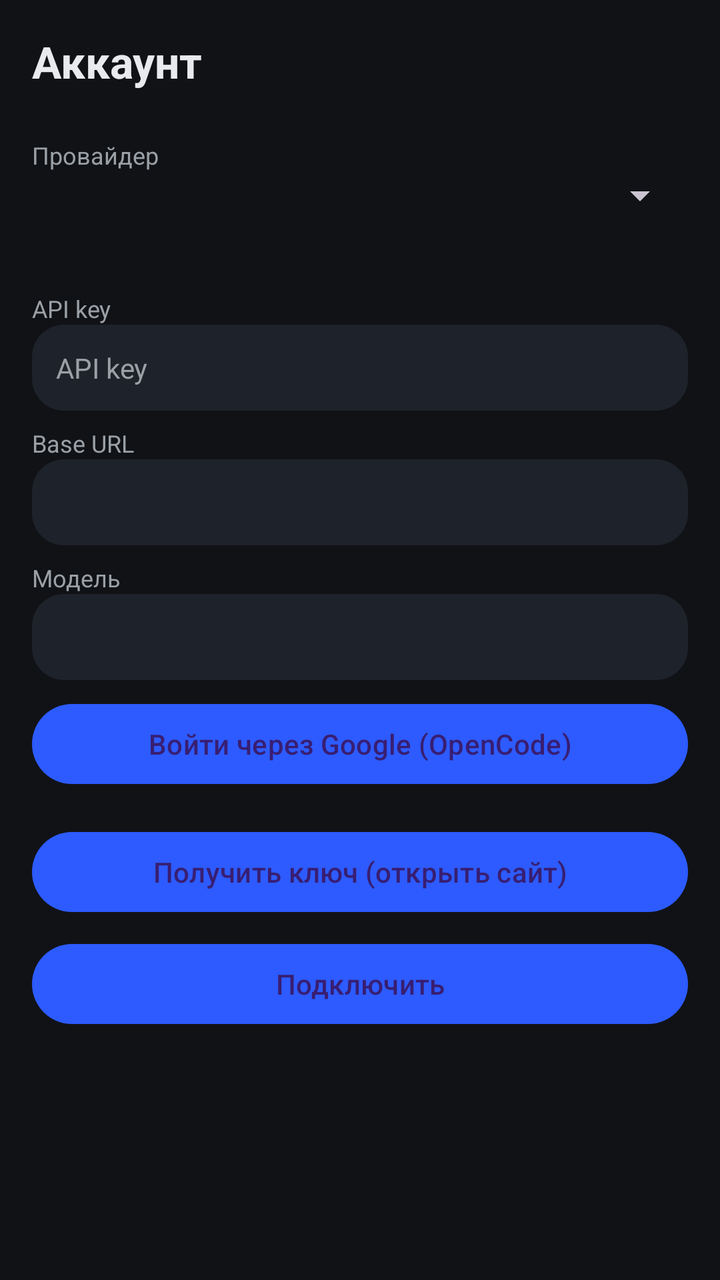
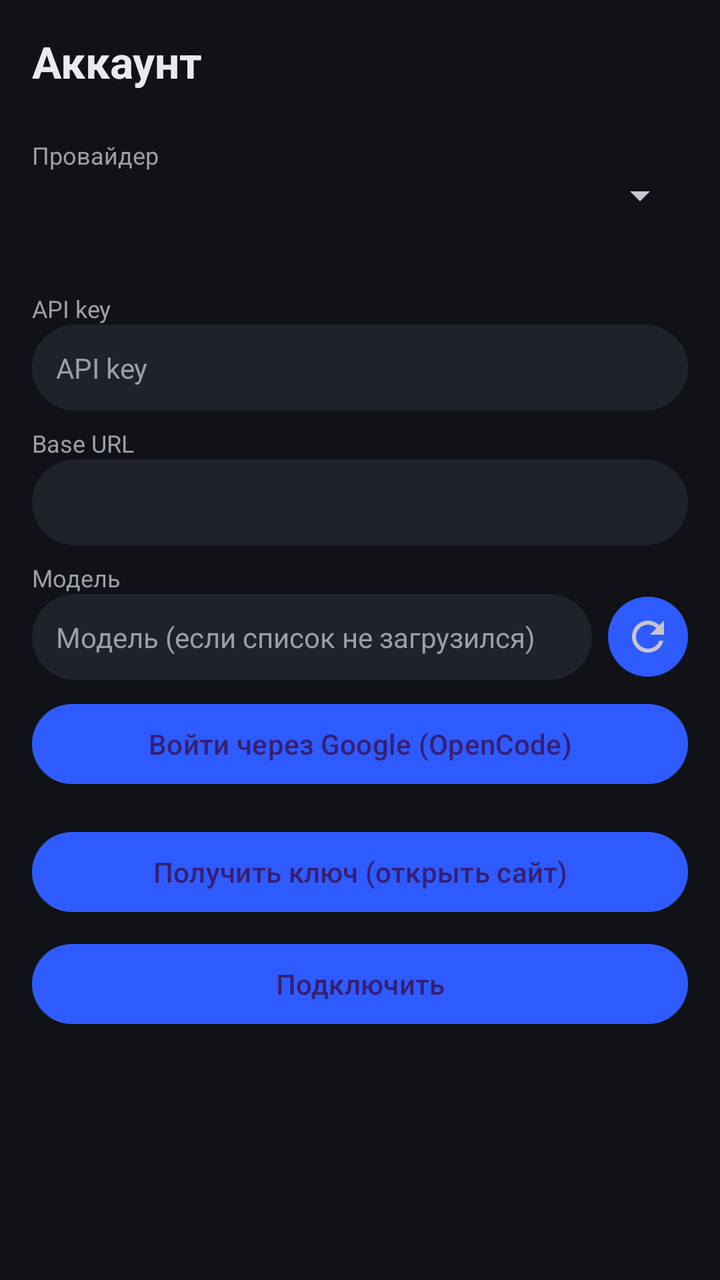

Two renders of the same Android screen: before a commit and after it. Below are the layout's source before the change and the commit's diff.
<!-- AndroidManifest.xml: application theme Theme.Agent -->
<!-- res/layout/activity_account.xml -->
<?xml version="1.0" encoding="utf-8"?>
<ScrollView xmlns:android="http://schemas.android.com/apk/res/android"
    android:layout_width="match_parent"
    android:layout_height="match_parent"
    android:background="@color/chat_background"
    android:fillViewport="true">

    <LinearLayout
        android:layout_width="match_parent"
        android:layout_height="wrap_content"
        android:orientation="vertical"
        android:padding="16dp">

        <TextView
            android:layout_width="wrap_content"
            android:layout_height="wrap_content"
            android:text="@string/account"
            android:textColor="@color/text_primary"
            android:textSize="22sp"
            android:textStyle="bold"
            android:paddingBottom="16dp" />

        <TextView style="@style/FieldLabel" android:text="@string/provider" />
        <Spinner
            android:id="@+id/spinnerProvider"
            android:layout_width="match_parent"
            android:layout_height="wrap_content"
            android:paddingBottom="8dp" />

        <TextView
            android:id="@+id/accountHint"
            android:layout_width="match_parent"
            android:layout_height="wrap_content"
            android:textColor="@color/text_secondary"
            android:textSize="12sp"
            android:paddingBottom="12dp" />

        <LinearLayout
            android:id="@+id/secKeyBased"
            android:layout_width="match_parent"
            android:layout_height="wrap_content"
            android:orientation="vertical">

            <TextView style="@style/FieldLabel" android:text="@string/api_key" />
            <EditText
                android:id="@+id/etAccountKey"
                style="@style/FieldInput"
                android:hint="API key"
                android:inputType="textPassword" />

            <TextView style="@style/FieldLabel" android:text="@string/base_url" />
            <EditText android:id="@+id/etAccountUrl" style="@style/FieldInput" />

            <TextView style="@style/FieldLabel" android:text="@string/model" />
            <EditText android:id="@+id/etAccountModel" style="@style/FieldInput" />
        </LinearLayout>

        <LinearLayout
            android:id="@+id/secOpencode"
            android:layout_width="match_parent"
            android:layout_height="wrap_content"
            android:orientation="vertical"
            android:visibility="gone">

            <TextView style="@style/FieldLabel" android:text="Workspace" />
            <Spinner
                android:id="@+id/spinnerOrg"
                android:layout_width="match_parent"
                android:layout_height="wrap_content"
                android:paddingBottom="8dp"
                android:visibility="gone" />

            <TextView style="@style/FieldLabel" android:text="@string/model" />
            <Spinner
                android:id="@+id/spinnerModel"
                android:layout_width="match_parent"
                android:layout_height="wrap_content"
                android:paddingBottom="8dp"
                android:visibility="gone" />

            <TextView
                android:id="@+id/tvLoginStatus"
                android:layout_width="match_parent"
                android:layout_height="wrap_content"
                android:paddingTop="8dp"
                android:paddingBottom="8dp"
                android:textColor="@color/text_primary"
                android:textSize="13sp" />
        </LinearLayout>

        <Button
            android:id="@+id/btnOpenLogin"
            android:layout_width="match_parent"
            android:layout_height="wrap_content"
            android:layout_marginTop="16dp"
            android:text="@string/open_login"
            android:visibility="gone" />

        <Button
            android:id="@+id/btnGoogleLogin"
            android:layout_width="match_parent"
            android:layout_height="wrap_content"
            android:layout_marginTop="8dp"
            android:text="@string/google_login" />

        <Button
            android:id="@+id/btnGetKey"
            android:layout_width="match_parent"
            android:layout_height="wrap_content"
            android:layout_marginTop="16dp"
            android:text="@string/get_key" />

        <Button
            android:id="@+id/btnSaveAccount"
            android:layout_width="match_parent"
            android:layout_height="wrap_content"
            android:layout_marginTop="8dp"
            android:text="@string/connect" />
    </LinearLayout>
</ScrollView>
<!-- resources referenced by this layout -->
<resources>
  <color name="chat_background">#101216</color>
  <color name="text_primary">#E8EAED</color>
  <color name="text_secondary">#9AA0A6</color>
  <string name="account">Аккаунт</string>
  <string name="api_key">API key</string>
  <string name="base_url">Base URL</string>
  <string name="connect">Подключить</string>
  <string name="get_key">Получить ключ (открыть сайт)</string>
  <string name="google_login">Войти через Google (OpenCode)</string>
  <string name="model">Модель</string>
  <string name="open_login">Открыть страницу входа</string>
  <string name="provider">Провайдер</string>
  <style name="FieldInput">
          <item name="android:layout_width">match_parent</item>
          <item name="android:layout_height">wrap_content</item>
          <item name="android:background">@drawable/bg_input</item>
          <item name="android:padding">12dp</item>
          <item name="android:textColor">@color/text_primary</item>
          <item name="android:textColorHint">@color/text_secondary</item>
          <item name="android:textSize">14sp</item>
      </style>
  <style name="FieldLabel">
          <item name="android:layout_width">match_parent</item>
          <item name="android:layout_height">wrap_content</item>
          <item name="android:textColor">@color/text_secondary</item>
          <item name="android:textSize">12sp</item>
          <item name="android:paddingTop">8dp</item>
      </style>
  <style name="Theme.Agent" parent="Theme.Material3.Dark.NoActionBar">
          <item name="android:windowBackground">@color/chat_background</item>
          <item name="colorPrimary">@color/bubble_user</item>
      </style>
  <!-- drawable bg_input (drawable) -->
  <?xml version="1.0" encoding="utf-8"?>
  <shape xmlns:android="http://schemas.android.com/apk/res/android">
      <solid android:color="#1E222A" />
      <corners android:radius="16dp" />
  </shape>
  <color name="bubble_user">#2D5BFF</color>
</resources>

<!-- the commit's change to res/layout/activity_account.xml (unified diff, before → after) -->
@@ -52,7 +52,32 @@
             <EditText android:id="@+id/etAccountUrl" style="@style/FieldInput" />
 
             <TextView style="@style/FieldLabel" android:text="@string/model" />
-            <EditText android:id="@+id/etAccountModel" style="@style/FieldInput" />
+            <LinearLayout
+                android:layout_width="match_parent"
+                android:layout_height="wrap_content"
+                android:orientation="horizontal"
+                android:gravity="center_vertical">
+
+                <AutoCompleteTextView
+                    android:id="@+id/etAccountModel"
+                    style="@style/FieldInput"
+                    android:layout_width="0dp"
+                    android:layout_weight="1"
+                    android:layout_height="wrap_content"
+                    android:completionThreshold="1"
+                    android:hint="@string/model_fallback"
+                    android:inputType="text" />
+
+                <ImageButton
+                    android:id="@+id/btnRefreshModels"
+                    android:layout_width="40dp"
+                    android:layout_height="40dp"
+                    android:layout_marginStart="8dp"
+                    android:background="@drawable/bg_send"
+                    android:contentDescription="@string/model"
+                    android:padding="8dp"
+                    android:src="@drawable/ic_refresh" />
+            </LinearLayout>
         </LinearLayout>
 
         <LinearLayout
<!-- resource entries referenced after the edit -->
@@ -3,6 +3,22 @@
   <color name="chat_background">#101216</color>
   <color name="text_primary">#E8EAED</color>
   <color name="text_secondary">#9AA0A6</color>
+  <!-- drawable bg_send (drawable) -->
+  <?xml version="1.0" encoding="utf-8"?>
+  <shape xmlns:android="http://schemas.android.com/apk/res/android" android:shape="oval">
+      <solid android:color="@color/bubble_user" />
+  </shape>
+  <!-- drawable ic_refresh (drawable) -->
+  <vector xmlns:android="http://schemas.android.com/apk/res/android"
+      android:width="24dp"
+      android:height="24dp"
+      android:viewportWidth="24"
+      android:viewportHeight="24"
+      android:tint="?attr/colorControlNormal">
+      <path
+          android:fillColor="@android:color/white"
+          android:pathData="M17.65,6.35C16.2,4.9 14.21,4 12,4c-4.42,0 -7.99,3.58 -7.99,8s3.57,8 7.99,8c3.73,0 6.84,-2.55 7.73,-6h-2.08c-0.82,2.33 -3.04,4 -5.65,4 -3.31,0 -6,-2.69 -6,-6s2.69,-6 6,-6c1.66,0 3.14,0.69 4.22,1.78L13,11h7V4l-2.35,2.35z"/>
+  </vector>
   <string name="account">Аккаунт</string>
   <string name="api_key">API key</string>
   <string name="base_url">Base URL</string>
@@ -10,6 +26,7 @@
   <string name="get_key">Получить ключ (открыть сайт)</string>
   <string name="google_login">Войти через Google (OpenCode)</string>
   <string name="model">Модель</string>
+  <string name="model_fallback">Модель (если список не загрузился)</string>
   <string name="open_login">Открыть страницу входа</string>
   <string name="provider">Провайдер</string>
   <style name="FieldInput">
@@ -36,7 +53,7 @@
   <?xml version="1.0" encoding="utf-8"?>
   <shape xmlns:android="http://schemas.android.com/apk/res/android">
       <solid android:color="#1E222A" />
-      <corners android:radius="16dp" />
+      <corners android:radius="24dp" />
   </shape>
   <color name="bubble_user">#2D5BFF</color>
 </resources>
